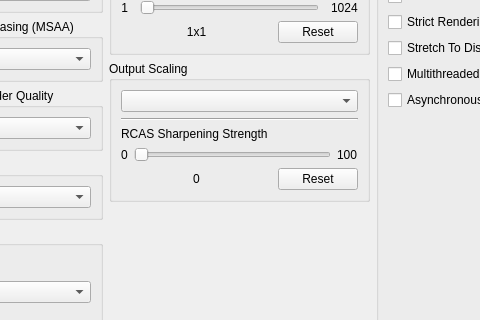
First picture: the form in rpcs3/rpcs3qt/settings_dialog.ui, repository RPCS3/rpcs3, before the edit; both pictures show x 184 to 664 and y 234 to 554 of the 856 by 688 pixel window.
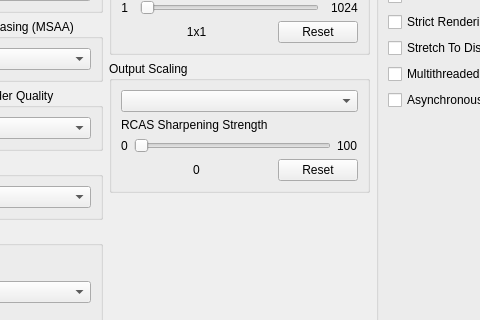
Second picture: the form after the edit. The open tabs and pages were chosen to show the change. Icons and pictures are not drawn. Custom widgets are drawn as their Qt base class.

Commit message: gui: Hide RCAS if GPU "Output Scaling" is not FSR1

Patch:
```diff
--- a/rpcs3/rpcs3qt/settings_dialog.ui
+++ b/rpcs3/rpcs3qt/settings_dialog.ui
@@ -784,13 +784,6 @@
                   <item>
                    <widget class="QComboBox" name="outputScalingMode"/>
                   </item>
-                  <item>
-                   <widget class="Line" name="line">
-                    <property name="orientation">
-                     <enum>Qt::Orientation::Horizontal</enum>
-                    </property>
-                   </widget>
-                  </item>
                   <item>
                    <widget class="QWidget" name="fsrSharpeningStrengthWidget" native="true">
                     <layout class="QVBoxLayout" name="fsrSharpeningWidgetLayout">
```
The commit also changes 1 other file.
